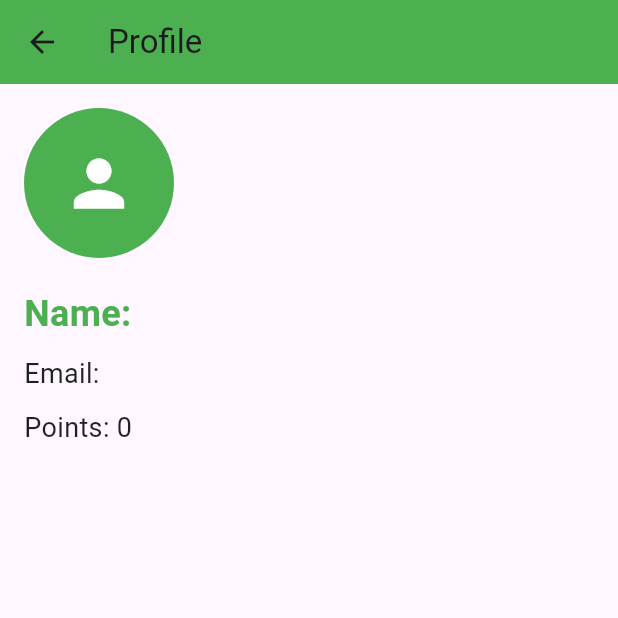
After one commit to zzozzo0427/MAD_team_project, a Flutter app: the ProfileScreen screen opened by its route, on a phone screen of 412 x 824 dp, the top half of it. The commit adds this screen. Run offline on Flutter 3.47's test engine with Material 3 defaults, Android fonts, the phone set to English and light mode, and no system bars; our stand-ins replace cloud_firestore, firebase_auth, firebase_core, google_sign_in, lottie; missing offline and left inert: map_launcher; accounts and stored records are empty.

Commit message:
프로필 페이지 틀 완성
홈 라우트, 앱 라우트 등 출가

```diff
--- a/lib/app.dart
+++ b/lib/app.dart
@@ -4,6 +4,7 @@ import 'login.dart';
 import 'splash.dart';
 import 'home.dart';
 import 'rank.dart';
+import 'profile.dart';
 
 class MyApp extends StatelessWidget {
   @override
@@ -20,6 +21,7 @@ class MyApp extends StatelessWidget {
         '/home': (context) => HomeScreen(),
         '/map': (context) => MapScreen(),
         '/rank': (context) => LeaderBoard(),
+        '/profile': (context) => ProfileScreen(),
       },
     );
   }
--- a/lib/home.dart
+++ b/lib/home.dart
@@ -2,6 +2,7 @@ import 'package:firebase_auth/firebase_auth.dart';
 import 'package:flutter/material.dart';
 import 'package:cloud_firestore/cloud_firestore.dart';
 import 'package:mad_real_project/main.dart';
+import 'package:mad_real_project/profile.dart';
 import 'package:provider/provider.dart';
 import 'package:lottie/lottie.dart';
 import 'rank.dart';
@@ -42,7 +43,10 @@ class _HomeScreenState extends State<HomeScreen> {
           child: IconButton(
             icon: Icon(Icons.person, color: Colors.black), // 프로필 아이콘을 왼쪽에 배치
             onPressed: () {
-              // 프로필 버튼 액션
+              Navigator.push(
+                  context,
+                  MaterialPageRoute(builder: (context) => ProfileScreen()),
+                );
             },
           ),
         ),
--- /dev/null
+++ b/lib/profile.dart
@@ -0,0 +1,98 @@
+import 'package:flutter/material.dart';
+import 'package:cloud_firestore/cloud_firestore.dart';
+import 'package:firebase_auth/firebase_auth.dart';
+
+class ProfileScreen extends StatefulWidget {
+  @override
+  _ProfileScreenState createState() => _ProfileScreenState();
+}
+
+class _ProfileScreenState extends State<ProfileScreen> {
+
+
+  String email = '';
+  String name = '';
+  int points = 0;
+
+  @override
+  void initState() {
+    super.initState();
+    _fetchUserData();
+  }
+
+  Future<void> _fetchUserData() async {
+    User? user = FirebaseAuth.instance.currentUser;
+    if (user != null) {
+      DocumentSnapshot userDoc = await FirebaseFirestore.instance.collection('users').doc(user.uid).get();
+      setState(() {
+        name = userDoc['Name'];
+        points = userDoc['MyPoints'];
+        email = userDoc['email'];
+      });
+    }
+  }
+
+  @override
+  Widget build(BuildContext context) {
+    return Scaffold(
+      appBar: AppBar(
+        title: Text('Profile'),
+        backgroundColor: Colors.green, // 테마 색상 녹색
+      ),
+      body: Padding(
+        padding: const EdgeInsets.all(16.0),
+        child: Column(
+          crossAxisAlignment: CrossAxisAlignment.start,
+          children: [
+            CircleAvatar(
+              radius: 50,
+              backgroundColor: Colors.green,
+              child: Icon(
+                Icons.person,
+                size: 50,
+                color: Colors.white,
+              ),
+            ),
+            SizedBox(height: 20),
+            Text(
+              'Name: $name',
+              style: TextStyle(
+                fontSize: 24,
+                fontWeight: FontWeight.bold,
+                color: Colors.green,
+              ),
+            ),
+            SizedBox(height: 10),
+            Text(
+              'Email: $email',
+              style: TextStyle(
+                fontSize: 18,
+                color: Colors.black87,
+              ),
+            ),
+            SizedBox(height: 10),
+            Text(
+              'Points: $points',
+              style: TextStyle(
+                fontSize: 18,
+                color: Colors.black87,
+              ),
+            ),
+          ],
+        ),
+      ),
+    );
+  }
+}
+
+void main() {
+  runApp(MaterialApp(
+    home: ProfileScreen(),
+    theme: ThemeData(
+      primarySwatch: Colors.green,
+      colorScheme: ColorScheme.fromSwatch().copyWith(
+        secondary: Colors.greenAccent,
+      ),
+    ),
+  ));
+}
```
